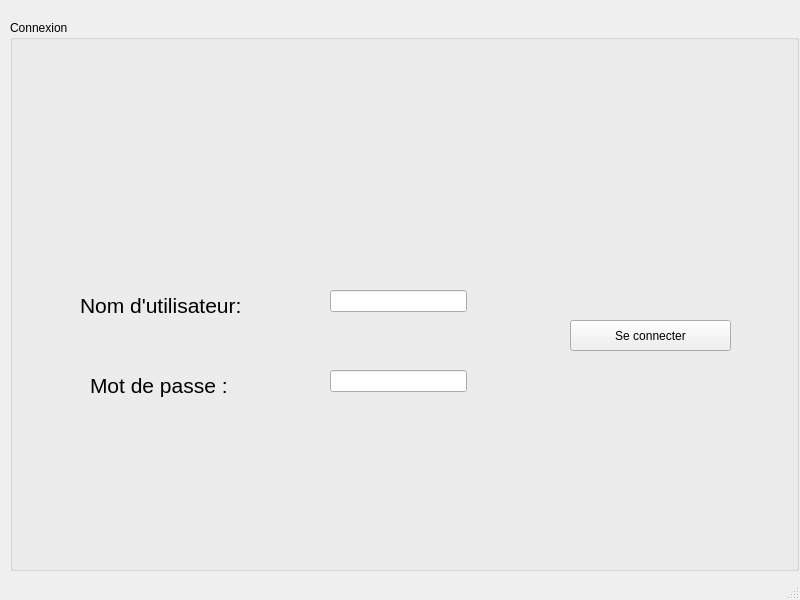
Qt form Transport/mainwindow.ui (NourBenAmor/TRANSPORTOP) before a commit.
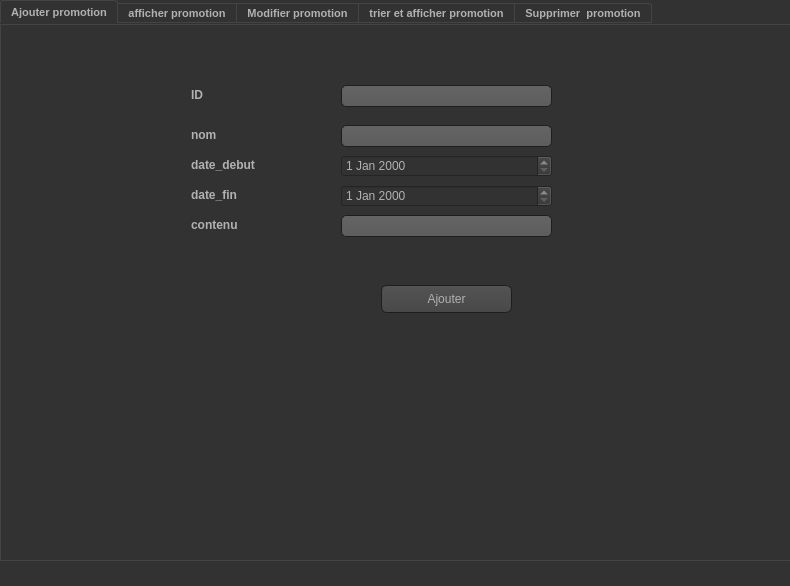
The same form after that commit. Icons and pictures are not drawn.

What changed in the file:
```diff
--- a/Transport/mainwindow.ui
+++ b/Transport/mainwindow.ui
@@ -6,185 +6,1029 @@
    <rect>
     <x>0</x>
     <y>0</y>
-    <width>800</width>
-    <height>600</height>
+    <width>790</width>
+    <height>586</height>
    </rect>
   </property>
   <property name="windowTitle">
-   <string>TRANSPORTOP</string>
+   <string>MainWindow</string>
+  </property>
+  <property name="styleSheet">
+   <string notr="true">QToolTip
+{
+     border: 1px solid black;
+     background-color: #ffa02f;
+     padding: 1px;
+     border-radius: 3px;
+     opacity: 100;
+}
+
+QWidget
+{
+    color: #b1b1b1;
+    background-color: #323232;
+}
+
+QWidget:item:hover
+{
+    background-color: QLinearGradient( x1: 0, y1: 0, x2: 0, y2: 1, stop: 0 #ffa02f, stop: 1 #ca0619);
+    color: #000000;
+}
+
+QWidget:item:selected
+{
+    background-color: QLinearGradient( x1: 0, y1: 0, x2: 0, y2: 1, stop: 0 #ffa02f, stop: 1 #d7801a);
+}
+
+QMenuBar::item
+{
+    background: transparent;
+}
+
+QMenuBar::item:selected
+{
+    background: transparent;
+    border: 1px solid #ffaa00;
+}
+
+QMenuBar::item:pressed
+{
+    background: #444;
+    border: 1px solid #000;
+    background-color: QLinearGradient(
+        x1:0, y1:0,
+        x2:0, y2:1,
+        stop:1 #212121,
+        stop:0.4 #343434/*,
+        stop:0.2 #343434,
+        stop:0.1 #ffaa00*/
+    );
+    margin-bottom:-1px;
+    padding-bottom:1px;
+}
+
+QMenu
+{
+    border: 1px solid #000;
+}
+
+QMenu::item
+{
+    padding: 2px 20px 2px 20px;
+}
+
+QMenu::item:selected
+{
+    color: #000000;
+}
+
+QWidget:disabled
+{
+    color: #404040;
+    background-color: #323232;
+}
+
+QAbstractItemView
+{
+    background-color: QLinearGradient( x1: 0, y1: 0, x2: 0, y2: 1, stop: 0 #4d4d4d, stop: 0.1 #646464, stop: 1 #5d5d5d);
+}
+
+QWidget:focus
+{
+    /*border: 2px solid QLinearGradient( x1: 0, y1: 0, x2: 0, y2: 1, stop: 0 #ffa02f, stop: 1 #d7801a);*/
+}
+
+QLineEdit
+{
+    background-color: QLinearGradient( x1: 0, y1: 0, x2: 0, y2: 1, stop: 0 #4d4d4d, stop: 0 #646464, stop: 1 #5d5d5d);
+    padding: 1px;
+    border-style: solid;
+    border: 1px solid #1e1e1e;
+    border-radius: 5;
+}
+
+QPushButton
+{
+    color: #b1b1b1;
+    background-color: QLinearGradient( x1: 0, y1: 0, x2: 0, y2: 1, stop: 0 #565656, stop: 0.1 #525252, stop: 0.5 #4e4e4e, stop: 0.9 #4a4a4a, stop: 1 #464646);
+    border-width: 1px;
+    border-color: #1e1e1e;
+    border-style: solid;
+    border-radius: 6;
+    padding: 3px;
+    font-size: 12px;
+    padding-left: 5px;
+    padding-right: 5px;
+}
+
+QPushButton:pressed
+{
+    background-color: QLinearGradient( x1: 0, y1: 0, x2: 0, y2: 1, stop: 0 #2d2d2d, stop: 0.1 #2b2b2b, stop: 0.5 #292929, stop: 0.9 #282828, stop: 1 #252525);
+}
+
+QComboBox
+{
+    selection-background-color: #ffaa00;
+    background-color: QLinearGradient( x1: 0, y1: 0, x2: 0, y2: 1, stop: 0 #565656, stop: 0.1 #525252, stop: 0.5 #4e4e4e, stop: 0.9 #4a4a4a, stop: 1 #464646);
+    border-style: solid;
+    border: 1px solid #1e1e1e;
+    border-radius: 5;
+}
+
+QComboBox:hover,QPushButton:hover
+{
+    border: 2px solid QLinearGradient( x1: 0, y1: 0, x2: 0, y2: 1, stop: 0 #ffa02f, stop: 1 #d7801a);
+}
+
+
+QComboBox:on
+{
+    padding-top: 3px;
+    padding-left: 4px;
+    background-color: QLinearGradient( x1: 0, y1: 0, x2: 0, y2: 1, stop: 0 #2d2d2d, stop: 0.1 #2b2b2b, stop: 0.5 #292929, stop: 0.9 #282828, stop: 1 #252525);
+    selection-background-color: #ffaa00;
+}
+
+QComboBox QAbstractItemView
+{
+    border: 2px solid darkgray;
+    selection-background-color: QLinearGradient( x1: 0, y1: 0, x2: 0, y2: 1, stop: 0 #ffa02f, stop: 1 #d7801a);
+}
+
+QComboBox::drop-down
+{
+     subcontrol-origin: padding;
+     subcontrol-position: top right;
+     width: 15px;
+
+     border-left-width: 0px;
+     border-left-color: darkgray;
+     border-left-style: solid; /* just a single line */
+     border-top-right-radius: 3px; /* same radius as the QComboBox */
+     border-bottom-right-radius: 3px;
+ }
+
+QComboBox::down-arrow
+{
+     image: url(:/down_arrow.png);
+}
+
+QGroupBox:focus
+{
+border: 2px solid QLinearGradient( x1: 0, y1: 0, x2: 0, y2: 1, stop: 0 #ffa02f, stop: 1 #d7801a);
+}
+
+QTextEdit:focus
+{
+    border: 2px solid QLinearGradient( x1: 0, y1: 0, x2: 0, y2: 1, stop: 0 #ffa02f, stop: 1 #d7801a);
+}
+
+QScrollBar:horizontal {
+     border: 1px solid #222222;
+     background: QLinearGradient( x1: 0, y1: 0, x2: 0, y2: 1, stop: 0.0 #121212, stop: 0.2 #282828, stop: 1 #484848);
+     height: 7px;
+     margin: 0px 16px 0 16px;
+}
+
+QScrollBar::handle:horizontal
+{
+      background: QLinearGradient( x1: 0, y1: 0, x2: 1, y2: 0, stop: 0 #ffa02f, stop: 0.5 #d7801a, stop: 1 #ffa02f);
+      min-height: 20px;
+      border-radius: 2px;
+}
+
+QScrollBar::add-line:horizontal {
+      border: 1px solid #1b1b19;
+      border-radius: 2px;
+      background: QLinearGradient( x1: 0, y1: 0, x2: 1, y2: 0, stop: 0 #ffa02f, stop: 1 #d7801a);
+      width: 14px;
+      subcontrol-position: right;
+      subcontrol-origin: margin;
+}
+
+QScrollBar::sub-line:horizontal {
+      border: 1px solid #1b1b19;
+      border-radius: 2px;
+      background: QLinearGradient( x1: 0, y1: 0, x2: 1, y2: 0, stop: 0 #ffa02f, stop: 1 #d7801a);
+      width: 14px;
+     subcontrol-position: left;
+     subcontrol-origin: margin;
+}
+
+QScrollBar::right-arrow:horizontal, QScrollBar::left-arrow:horizontal
+{
+      border: 1px solid black;
+      width: 1px;
+      height: 1px;
+      background: white;
+}
+
+QScrollBar::add-page:horizontal, QScrollBar::sub-page:horizontal
+{
+      background: none;
+}
+
+QScrollBar:vertical
+{
+      background: QLinearGradient( x1: 0, y1: 0, x2: 1, y2: 0, stop: 0.0 #121212, stop: 0.2 #282828, stop: 1 #484848);
+      width: 7px;
+      margin: 16px 0 16px 0;
+      border: 1px solid #222222;
+}
+
+QScrollBar::handle:vertical
+{
+      background: QLinearGradient( x1: 0, y1: 0, x2: 0, y2: 1, stop: 0 #ffa02f, stop: 0.5 #d7801a, stop: 1 #ffa02f);
+      min-height: 20px;
+      border-radius: 2px;
+}
+
+QScrollBar::add-line:vertical
+{
+      border: 1px solid #1b1b19;
+      border-radius: 2px;
+      background: QLinearGradient( x1: 0, y1: 0, x2: 0, y2: 1, stop: 0 #ffa02f, stop: 1 #d7801a);
+      height: 14px;
+      subcontrol-position: bottom;
+      subcontrol-origin: margin;
+}
+
+QScrollBar::sub-line:vertical
+{
+      border: 1px solid #1b1b19;
+      border-radius: 2px;
+      background: QLinearGradient( x1: 0, y1: 0, x2: 0, y2: 1, stop: 0 #d7801a, stop: 1 #ffa02f);
+      height: 14px;
+      subcontrol-position: top;
+      subcontrol-origin: margin;
+}
+
+QScrollBar::up-arrow:vertical, QScrollBar::down-arrow:vertical
+{
+      border: 1px solid black;
+      width: 1px;
+      height: 1px;
+      background: white;
+}
+
+
+QScrollBar::add-page:vertical, QScrollBar::sub-page:vertical
+{
+      background: none;
+}
+
+QTextEdit
+{
+    background-color: #242424;
+}
+
+QPlainTextEdit
+{
+    background-color: #242424;
+}
+
+QHeaderView::section
+{
+    background-color: QLinearGradient(x1:0, y1:0, x2:0, y2:1, stop:0 #616161, stop: 0.5 #505050, stop: 0.6 #434343, stop:1 #656565);
+    color: white;
+    padding-left: 4px;
+    border: 1px solid #6c6c6c;
+}
+
+QCheckBox:disabled
+{
+color: #414141;
+}
+
+QDockWidget::title
+{
+    text-align: center;
+    spacing: 3px; /* spacing between items in the tool bar */
+    background-color: QLinearGradient(x1:0, y1:0, x2:0, y2:1, stop:0 #323232, stop: 0.5 #242424, stop:1 #323232);
+}
+
+QDockWidget::close-button, QDockWidget::float-button
+{
+    text-align: center;
+    spacing: 1px; /* spacing between items in the tool bar */
+    background-color: QLinearGradient(x1:0, y1:0, x2:0, y2:1, stop:0 #323232, stop: 0.5 #242424, stop:1 #323232);
+}
+
+QDockWidget::close-button:hover, QDockWidget::float-button:hover
+{
+    background: #242424;
+}
+
+QDockWidget::close-button:pressed, QDockWidget::float-button:pressed
+{
+    padding: 1px -1px -1px 1px;
+}
+
+QMainWindow::separator
+{
+    background-color: QLinearGradient(x1:0, y1:0, x2:0, y2:1, stop:0 #161616, stop: 0.5 #151515, stop: 0.6 #212121, stop:1 #343434);
+    color: white;
+    padding-left: 4px;
+    border: 1px solid #4c4c4c;
+    spacing: 3px; /* spacing between items in the tool bar */
+}
+
+QMainWindow::separator:hover
+{
+
+    background-color: QLinearGradient(x1:0, y1:0, x2:0, y2:1, stop:0 #d7801a, stop:0.5 #b56c17 stop:1 #ffa02f);
+    color: white;
+    padding-left: 4px;
+    border: 1px solid #6c6c6c;
+    spacing: 3px; /* spacing between items in the tool bar */
+}
+
+QToolBar::handle
+{
+     spacing: 3px; /* spacing between items in the tool bar */
+     background: url(:/images/handle.png);
+}
+
+QMenu::separator
+{
+    height: 2px;
+    background-color: QLinearGradient(x1:0, y1:0, x2:0, y2:1, stop:0 #161616, stop: 0.5 #151515, stop: 0.6 #212121, stop:1 #343434);
+    color: white;
+    padding-left: 4px;
+    margin-left: 10px;
+    margin-right: 5px;
+}
+
+QProgressBar
+{
+    border: 2px solid grey;
+    border-radius: 5px;
+    text-align: center;
+}
+
+QProgressBar::chunk
+{
+    background-color: #d7801a;
+    width: 2.15px;
+    margin: 0.5px;
+}
+
+QTabBar::tab {
+    color: #b1b1b1;
+    border: 1px solid #444;
+    border-bottom-style: none;
+    background-color: #323232;
+    padding-left: 10px;
+    padding-right: 10px;
+    padding-top: 3px;
+    padding-bottom: 2px;
+    margin-right: -1px;
+}
+
+QTabWidget::pane {
+    border: 1px solid #444;
+    top: 1px;
+}
+
+QTabBar::tab:last
+{
+    margin-right: 0; /* the last selected tab has nothing to overlap with on the right */
+    border-top-right-radius: 3px;
+}
+
+QTabBar::tab:first:!selected
+{
+ margin-left: 0px; /* the last selected tab has nothing to overlap with on the right */
+
+
+    border-top-left-radius: 3px;
+}
+
+QTabBar::tab:!selected
+{
+    color: #b1b1b1;
+    border-bottom-style: solid;
+    margin-top: 3px;
+    background-color: QLinearGradient(x1:0, y1:0, x2:0, y2:1, stop:1 #212121, stop:.4 #343434);
+}
+
+QTabBar::tab:selected
+{
+    border-top-left-radius: 3px;
+    border-top-right-radius: 3px;
+    margin-bottom: 0px;
+}
+
+QTabBar::tab:!selected:hover
+{
+    /*border-top: 2px solid #ffaa00;
+    padding-bottom: 3px;*/
+    border-top-left-radius: 3px;
+    border-top-right-radius: 3px;
+    background-color: QLinearGradient(x1:0, y1:0, x2:0, y2:1, stop:1 #212121, stop:0.4 #343434, stop:0.2 #343434, stop:0.1 #ffaa00);
+}
+
+QRadioButton::indicator:checked, QRadioButton::indicator:unchecked{
+    color: #b1b1b1;
+    background-color: #323232;
+    border: 1px solid #b1b1b1;
+    border-radius: 6px;
+}
+
+QRadioButton::indicator:checked
+{
+    background-color: qradialgradient(
+        cx: 0.5, cy: 0.5,
+        fx: 0.5, fy: 0.5,
+        radius: 1.0,
+        stop: 0.25 #ffaa00,
+        stop: 0.3 #323232
+    );
+}
+
+QCheckBox::indicator{
+    color: #b1b1b1;
+    background-color: #323232;
+    border: 1px solid #b1b1b1;
+    width: 9px;
+    height: 9px;
+}
+
+QRadioButton::indicator
+{
+    border-radius: 6px;
+}
+
+QRadioButton::indicator:hover, QCheckBox::indicator:hover
+{
+    border: 1px solid #ffaa00;
+}
+
+QCheckBox::indicator:checked
+{
+    image:url(:/images/checkbox.png);
+}
+
+QCheckBox::indicator:disabled, QRadioButton::indicator:disabled
+{
+    border: 1px solid #444;
+}</string>
   </property>
   <widget class="QWidget" name="centralwidget">
-   <widget class="QGroupBox" name="groupBox">
+   <widget class="QTabWidget" name="tabWidget">
     <property name="geometry">
      <rect>
-      <x>10</x>
-      <y>20</y>
-      <width>789</width>
-      <height>551</height>
+      <x>0</x>
+      <y>0</y>
+      <width>791</width>
+      <height>561</height>
      </rect>
     </property>
-    <property name="title">
-     <string>Connexion</string>
+    <property name="font">
+     <font>
+      <pointsize>8</pointsize>
+      <weight>75</weight>
+      <bold>true</bold>
+      <underline>false</underline>
+     </font>
     </property>
-    <widget class="QLineEdit" name="lineEdit_username">
-     <property name="geometry">
-      <rect>
-       <x>320</x>
-       <y>270</y>
-       <width>137</width>
-       <height>22</height>
-      </rect>
-     </property>
-     <property name="styleSheet">
-      <string notr="true">border-color:darkblue;</string>
-     </property>
-     <property name="clearButtonEnabled">
-      <bool>true</bool>
-     </property>
+    <property name="currentIndex">
+     <number>0</number>
+    </property>
+    <widget class="QWidget" name="tab_8">
+     <attribute name="title">
+      <string>Ajouter promotion</string>
+     </attribute>
+     <widget class="QLabel" name="reference">
+      <property name="geometry">
+       <rect>
+        <x>190</x>
+        <y>130</y>
+        <width>111</width>
+        <height>20</height>
+       </rect>
+      </property>
+      <property name="font">
+       <font>
+        <pointsize>9</pointsize>
+        <weight>75</weight>
+        <bold>true</bold>
+        <underline>false</underline>
+       </font>
+      </property>
+      <property name="text">
+       <string>date_debut</string>
+      </property>
+     </widget>
+     <widget class="QLabel" name="quantite">
+      <property name="geometry">
+       <rect>
+        <x>190</x>
+        <y>160</y>
+        <width>81</width>
+        <height>20</height>
+       </rect>
+      </property>
+      <property name="font">
+       <font>
+        <pointsize>9</pointsize>
+        <weight>75</weight>
+        <bold>true</bold>
+        <underline>false</underline>
+       </font>
+      </property>
+      <property name="text">
+       <string>date_fin</string>
+      </property>
+     </widget>
+     <widget class="QLineEdit" name="contenu">
+      <property name="geometry">
+       <rect>
+        <x>340</x>
+        <y>190</y>
+        <width>211</width>
+        <height>22</height>
+       </rect>
+      </property>
+     </widget>
+     <widget class="QLabel" name="prix">
+      <property name="geometry">
+       <rect>
+        <x>190</x>
+        <y>190</y>
+        <width>141</width>
+        <height>20</height>
+       </rect>
+      </property>
+      <property name="font">
+       <font>
+        <pointsize>9</pointsize>
+        <weight>75</weight>
+        <bold>true</bold>
+        <underline>false</underline>
+       </font>
+      </property>
+      <property name="text">
+       <string>contenu</string>
+      </property>
+     </widget>
+     <widget class="QPushButton" name="ajouter">
+      <property name="geometry">
+       <rect>
+        <x>380</x>
+        <y>260</y>
+        <width>131</width>
+        <height>28</height>
+       </rect>
+      </property>
+      <property name="text">
+       <string>Ajouter</string>
+      </property>
+     </widget>
+     <widget class="QLineEdit" name="nom">
+      <property name="geometry">
+       <rect>
+        <x>340</x>
+        <y>100</y>
+        <width>211</width>
+        <height>22</height>
+       </rect>
+      </property>
+     </widget>
+     <widget class="QLabel" name="reference_4">
+      <property name="geometry">
+       <rect>
+        <x>190</x>
+        <y>100</y>
+        <width>111</width>
+        <height>20</height>
+       </rect>
+      </property>
+      <property name="font">
+       <font>
+        <pointsize>9</pointsize>
+        <weight>75</weight>
+        <bold>true</bold>
+        <underline>false</underline>
+       </font>
+      </property>
+      <property name="text">
+       <string>nom</string>
+      </property>
+     </widget>
+     <widget class="QLineEdit" name="ID">
+      <property name="geometry">
+       <rect>
+        <x>340</x>
+        <y>60</y>
+        <width>211</width>
+        <height>22</height>
+       </rect>
+      </property>
+     </widget>
+     <widget class="QLabel" name="reference_6">
+      <property name="geometry">
+       <rect>
+        <x>190</x>
+        <y>60</y>
+        <width>111</width>
+        <height>20</height>
+       </rect>
+      </property>
+      <property name="font">
+       <font>
+        <pointsize>9</pointsize>
+        <weight>75</weight>
+        <bold>true</bold>
+        <underline>false</underline>
+       </font>
+      </property>
+      <property name="text">
+       <string>ID</string>
+      </property>
+     </widget>
+     <widget class="QDateEdit" name="dateEdit">
+      <property name="geometry">
+       <rect>
+        <x>340</x>
+        <y>130</y>
+        <width>211</width>
+        <height>22</height>
+       </rect>
+      </property>
+     </widget>
+     <widget class="QDateEdit" name="dateEdit_2">
+      <property name="geometry">
+       <rect>
+        <x>340</x>
+        <y>160</y>
+        <width>211</width>
+        <height>22</height>
+       </rect>
+      </property>
+     </widget>
+     <widget class="QLabel" name="label">
+      <property name="geometry">
+       <rect>
+        <x>240</x>
+        <y>310</y>
+        <width>381</width>
+        <height>131</height>
+       </rect>
+      </property>
+      <property name="text">
+       <string/>
+      </property>
+      <property name="pixmap">
+       <pixmap>img/promovideo_explicative_animee.png</pixmap>
+      </property>
+     </widget>
     </widget>
-    <widget class="QLineEdit" name="lineEdit_password">
-     <property name="geometry">
-      <rect>
-       <x>320</x>
-       <y>350</y>
-       <width>137</width>
-       <height>22</height>
-      </rect>
-     </property>
-     <property name="autoFillBackground">
-      <bool>false</bool>
-     </property>
-     <property name="echoMode">
-      <enum>QLineEdit::Password</enum>
-     </property>
-     <property name="clearButtonEnabled">
-      <bool>true</bool>
-     </property>
+    <widget class="QWidget" name="tab_12">
+     <attribute name="title">
+      <string>afficher promotion</string>
+     </attribute>
+     <widget class="QTableView" name="tabemployer_2">
+      <property name="geometry">
+       <rect>
+        <x>140</x>
+        <y>120</y>
+        <width>441</width>
+        <height>211</height>
+       </rect>
+      </property>
+     </widget>
+     <widget class="QPushButton" name="pushButton">
+      <property name="geometry">
+       <rect>
+        <x>260</x>
+        <y>90</y>
+        <width>191</width>
+        <height>28</height>
+       </rect>
+      </property>
+      <property name="text">
+       <string>afficher</string>
+      </property>
+     </widget>
     </widget>
-    <widget class="QPushButton" name="pushButton_login">
-     <property name="geometry">
-      <rect>
-       <x>560</x>
-       <y>300</y>
-       <width>161</width>
-       <height>31</height>
-      </rect>
-     </property>
-     <property name="styleSheet">
-      <string notr="true">font: 75 10pt &quot;Perpetua Titling MT&quot;;</string>
-     </property>
-     <property name="text">
-      <string>Se connecter</string>
-     </property>
-     <property name="icon">
-      <iconset theme="ok">
-       <normaloff>../../EMPLOYE_ (1)/EMPLOYE_</normaloff>../../EMPLOYE_ (1)/EMPLOYE_</iconset>
-     </property>
-     <property name="autoDefault">
-      <bool>true</bool>
-     </property>
-     <property name="default">
-      <bool>false</bool>
-     </property>
-     <property name="flat">
-      <bool>false</bool>
-     </property>
+    <widget class="QWidget" name="tab_9">
+     <attribute name="title">
+      <string>Modifier promotion</string>
+     </attribute>
+     <widget class="QPushButton" name="modifier_2">
+      <property name="geometry">
+       <rect>
+        <x>250</x>
+        <y>390</y>
+        <width>201</width>
+        <height>28</height>
+       </rect>
+      </property>
+      <property name="font">
+       <font>
+        <pointsize>-1</pointsize>
+       </font>
+      </property>
+      <property name="text">
+       <string>Modifier Promotion</string>
+      </property>
+     </widget>
+     <widget class="QLabel" name="type_7">
+      <property name="geometry">
+       <rect>
+        <x>160</x>
+        <y>260</y>
+        <width>61</width>
+        <height>20</height>
+       </rect>
+      </property>
+      <property name="font">
+       <font>
+        <pointsize>9</pointsize>
+        <weight>75</weight>
+        <bold>true</bold>
+        <underline>false</underline>
+       </font>
+      </property>
+      <property name="text">
+       <string>date_fin</string>
+      </property>
+     </widget>
+     <widget class="QLineEdit" name="nom1">
+      <property name="geometry">
+       <rect>
+        <x>310</x>
+        <y>200</y>
+        <width>211</width>
+        <height>22</height>
+       </rect>
+      </property>
+     </widget>
+     <widget class="QLabel" name="reference_8">
+      <property name="geometry">
+       <rect>
+        <x>160</x>
+        <y>170</y>
+        <width>111</width>
+        <height>20</height>
+       </rect>
+      </property>
+      <property name="font">
+       <font>
+        <pointsize>9</pointsize>
+        <weight>75</weight>
+        <bold>true</bold>
+        <underline>false</underline>
+       </font>
+      </property>
+      <property name="text">
+       <string>ID</string>
+      </property>
+     </widget>
+     <widget class="QLabel" name="quantite_8">
+      <property name="geometry">
+       <rect>
+        <x>160</x>
+        <y>200</y>
+        <width>81</width>
+        <height>20</height>
+       </rect>
+      </property>
+      <property name="font">
+       <font>
+        <pointsize>9</pointsize>
+        <weight>75</weight>
+        <bold>true</bold>
+        <underline>false</underline>
+       </font>
+      </property>
+      <property name="text">
+       <string>nom :</string>
+      </property>
+     </widget>
+     <widget class="QComboBox" name="comboBox_3">
+      <property name="geometry">
+       <rect>
+        <x>310</x>
+        <y>170</y>
+        <width>211</width>
+        <height>22</height>
+       </rect>
+      </property>
+     </widget>
+     <widget class="QLabel" name="prix_7">
+      <property name="geometry">
+       <rect>
+        <x>160</x>
+        <y>230</y>
+        <width>141</width>
+        <height>20</height>
+       </rect>
+      </property>
+      <property name="font">
+       <font>
+        <pointsize>9</pointsize>
+        <weight>75</weight>
+        <bold>true</bold>
+        <underline>false</underline>
+       </font>
+      </property>
+      <property name="text">
+       <string>date_debut</string>
+      </property>
+     </widget>
+     <widget class="QLineEdit" name="contenu1">
+      <property name="geometry">
+       <rect>
+        <x>310</x>
+        <y>300</y>
+        <width>211</width>
+        <height>22</height>
+       </rect>
+      </property>
+     </widget>
+     <widget class="QLabel" name="type_8">
+      <property name="geometry">
+       <rect>
+        <x>160</x>
+        <y>300</y>
+        <width>61</width>
+        <height>20</height>
+       </rect>
+      </property>
+      <property name="font">
+       <font>
+        <pointsize>9</pointsize>
+        <weight>75</weight>
+        <bold>true</bold>
+        <underline>false</underline>
+       </font>
+      </property>
+      <property name="text">
+       <string>contenu</string>
+      </property>
+     </widget>
+     <widget class="QDateEdit" name="dateEdit_3">
+      <property name="geometry">
+       <rect>
+        <x>310</x>
+        <y>230</y>
+        <width>211</width>
+        <height>22</height>
+       </rect>
+      </property>
+     </widget>
+     <widget class="QDateEdit" name="dateEdit_4">
+      <property name="geometry">
+       <rect>
+        <x>310</x>
+        <y>260</y>
+        <width>211</width>
+        <height>22</height>
+       </rect>
+      </property>
+     </widget>
     </widget>
-    <widget class="QLabel" name="label_3">
-     <property name="geometry">
-      <rect>
-       <x>10</x>
-       <y>20</y>
-       <width>771</width>
-       <height>561</height>
-      </rect>
-     </property>
-     <property name="text">
-      <string/>
-     </property>
+    <widget class="QWidget" name="tab_10">
+     <attribute name="title">
+      <string>trier et afficher promotion</string>
+     </attribute>
+     <widget class="QTableView" name="tabemployer">
+      <property name="geometry">
+       <rect>
+        <x>30</x>
+        <y>70</y>
+        <width>661</width>
+        <height>381</height>
+       </rect>
+      </property>
+     </widget>
+     <widget class="QLabel" name="label_31">
+      <property name="geometry">
+       <rect>
+        <x>70</x>
+        <y>40</y>
+        <width>101</width>
+        <height>16</height>
+       </rect>
+      </property>
+      <property name="font">
+       <font>
+        <pointsize>9</pointsize>
+        <weight>75</weight>
+        <bold>true</bold>
+        <underline>false</underline>
+       </font>
+      </property>
+      <property name="text">
+       <string>ID</string>
+      </property>
+     </widget>
+     <widget class="QLineEdit" name="lineEdit_19">
+      <property name="geometry">
+       <rect>
+        <x>190</x>
+        <y>40</y>
+        <width>201</width>
+        <height>22</height>
+       </rect>
+      </property>
+     </widget>
+     <widget class="QRadioButton" name="radioButton_3">
+      <property name="geometry">
+       <rect>
+        <x>150</x>
+        <y>450</y>
+        <width>95</width>
+        <height>20</height>
+       </rect>
+      </property>
+      <property name="text">
+       <string>croissant</string>
+      </property>
+     </widget>
+     <widget class="QRadioButton" name="radioButton_4">
+      <property name="geometry">
+       <rect>
+        <x>310</x>
+        <y>450</y>
+        <width>111</width>
+        <height>20</height>
+       </rect>
+      </property>
+      <property name="text">
+       <string>decroissant</string>
+      </property>
+     </widget>
     </widget>
-    <widget class="QLabel" name="label_2">
-     <property name="geometry">
-      <rect>
-       <x>240</x>
-       <y>40</y>
-       <width>291</width>
-       <height>161</height>
-      </rect>
-     </property>
-     <property name="text">
-      <string/>
-     </property>
+    <widget class="QWidget" name="tab_11">
+     <attribute name="title">
+      <string>Supprimer  promotion</string>
+     </attribute>
+     <widget class="QPushButton" name="supprimer">
+      <property name="geometry">
+       <rect>
+        <x>360</x>
+        <y>170</y>
+        <width>201</width>
+        <height>28</height>
+       </rect>
+      </property>
+      <property name="font">
+       <font>
+        <pointsize>-1</pointsize>
+       </font>
+      </property>
+      <property name="text">
+       <string>Supprimer Promotion</string>
+      </property>
+     </widget>
+     <widget class="QLineEdit" name="sup">
+      <property name="enabled">
+       <bool>false</bool>
+      </property>
+      <property name="geometry">
+       <rect>
+        <x>570</x>
+        <y>140</y>
+        <width>113</width>
+        <height>22</height>
+       </rect>
+      </property>
+     </widget>
+     <widget class="QLabel" name="reference_sup_4">
+      <property name="geometry">
+       <rect>
+        <x>240</x>
+        <y>140</y>
+        <width>101</width>
+        <height>16</height>
+       </rect>
+      </property>
+      <property name="font">
+       <font>
+        <pointsize>9</pointsize>
+        <weight>75</weight>
+        <bold>true</bold>
+        <underline>false</underline>
+       </font>
+      </property>
+      <property name="text">
+       <string>ID</string>
+      </property>
+     </widget>
+     <widget class="QComboBox" name="comboBox_5">
+      <property name="geometry">
+       <rect>
+        <x>360</x>
+        <y>140</y>
+        <width>201</width>
+        <height>22</height>
+       </rect>
+      </property>
+     </widget>
     </widget>
-    <widget class="QLabel" name="label_8">
-     <property name="geometry">
-      <rect>
-       <x>80</x>
-       <y>350</y>
-       <width>181</width>
-       <height>31</height>
-      </rect>
-     </property>
-     <property name="font">
-      <font>
-       <family>MS Shell Dlg 2</family>
-       <pointsize>16</pointsize>
-       <weight>50</weight>
-       <italic>false</italic>
-       <bold>false</bold>
-      </font>
-     </property>
-     <property name="toolTip">
-      <string>&lt;html&gt;&lt;head/&gt;&lt;body&gt;&lt;p&gt;&lt;span style=&quot; font-size:12pt;&quot;&gt;Username&lt;/span&gt;&lt;/p&gt;&lt;/body&gt;&lt;/html&gt;</string>
-     </property>
-     <property name="styleSheet">
-      <string notr="true">font: 16pt &quot;MS Shell Dlg 2&quot;;</string>
-     </property>
-     <property name="text">
-      <string>Mot de passe :</string>
-     </property>
-     <property name="textFormat">
-      <enum>Qt::AutoText</enum>
-     </property>
-    </widget>
-    <widget class="QLabel" name="label_4">
-     <property name="geometry">
-      <rect>
-       <x>70</x>
-       <y>270</y>
-       <width>181</width>
-       <height>31</height>
-      </rect>
-     </property>
-     <property name="font">
-      <font>
-       <family>MS Shell Dlg 2</family>
-       <pointsize>16</pointsize>
-       <weight>50</weight>
-       <italic>false</italic>
-       <bold>false</bold>
-      </font>
-     </property>
-     <property name="toolTip">
-      <string>&lt;html&gt;&lt;head/&gt;&lt;body&gt;&lt;p&gt;&lt;span style=&quot; font-size:12pt;&quot;&gt;Username&lt;/span&gt;&lt;/p&gt;&lt;/body&gt;&lt;/html&gt;</string>
-     </property>
-     <property name="styleSheet">
-      <string notr="true">font: 16pt &quot;MS Shell Dlg 2&quot;;</string>
-     </property>
-     <property name="text">
-      <string>Nom d'utilisateur:</string>
-     </property>
-     <property name="textFormat">
-      <enum>Qt::AutoText</enum>
-     </property>
-    </widget>
-    <zorder>label_3</zorder>
-    <zorder>lineEdit_username</zorder>
-    <zorder>lineEdit_password</zorder>
-    <zorder>pushButton_login</zorder>
-    <zorder>label_2</zorder>
-    <zorder>label_8</zorder>
-    <zorder>label_4</zorder>
    </widget>
   </widget>
   <widget class="QMenuBar" name="menubar">
```
Left out of the diff: 2 changed lines with no effect on the pictures.
